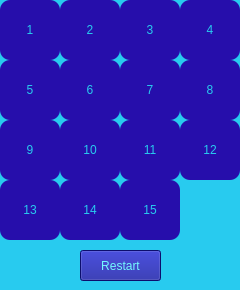
Old version of the form puzzle15.ui in the repository FatemeZamanian/PUZZLE15.
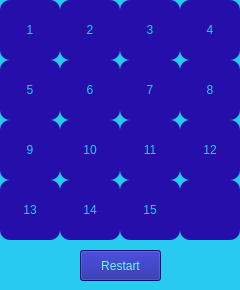
New version of the form.

```diff
--- a/puzzle15.ui
+++ b/puzzle15.ui
@@ -567,15 +567,16 @@
      </size>
     </property>
     <property name="styleSheet">
-     <string notr="true">background-color: rgb(40, 203, 239);
+     <string notr="true">
+background-color: rgb(38, 14, 171);
+border-radius:10px;
+font: 700 34pt &quot;Segoe UI&quot;;
+color: rgb(40, 203, 239);
 </string>
     </property>
     <property name="text">
      <string/>
     </property>
-    <property name="flat">
-     <bool>true</bool>
-    </property>
    </widget>
   </widget>
  </widget>
```
